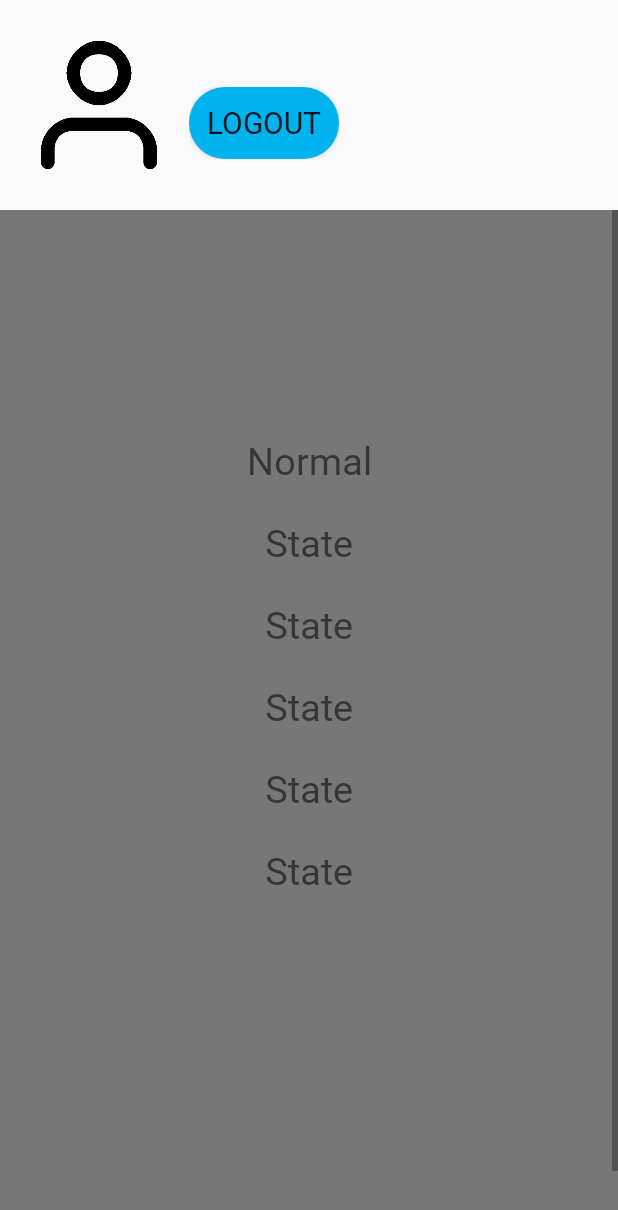
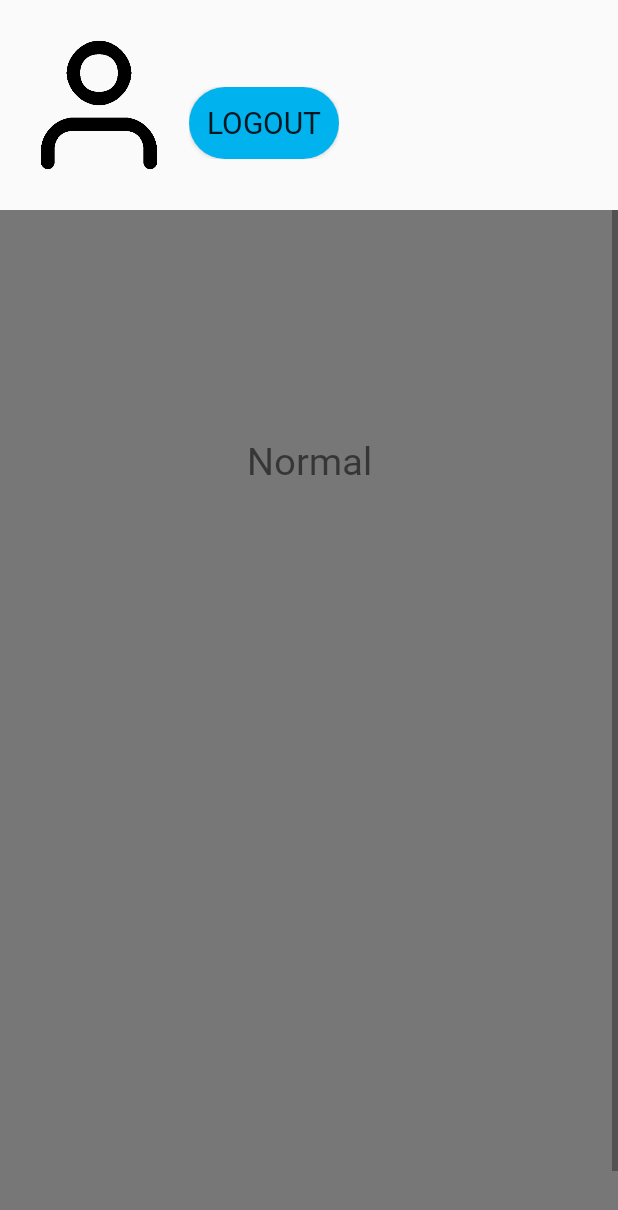
Before and after one commit to Fachidiot/NurseHERO, an Android app: the fragment FragmentMainProfile shown on its own in the app's theme, on a phone screen of 412 x 824 dp. Shown: the top 1210 px of the screen. Run offline under Robolectric (Android 15) with nearby library versions, the phone set to English and light mode, and no system bars; our stand-ins replace Firebase (no records; nobody signed in at launch, a user with empty details on screens opened directly); libraries missing offline, so code that uses them is left out: com.facebook, com.facebook.login.

Commit message:
fachidiot_07/21 90% mainAccount tab

```diff
--- a/app/src/main/java/com/fachidiot/nursehro/MainFragment/FragmentMainAccount.kt
+++ b/app/src/main/java/com/fachidiot/nursehro/MainFragment/FragmentMainAccount.kt
@@ -88,6 +88,11 @@ class FragmentMainProfile : Fragment() {
 
         LoginButton.visibility = View.VISIBLE
 
+        TextView_username.text = "Nickname"
+        TextView_Firstname.text = "Firstname"
+        TextView_Lastname.text = "Lastname"
+        TextView_Nurse.text = "Nurse"
+
         Toast.makeText(context, "Logout", Toast.LENGTH_SHORT).show()
     }
 
--- a/app/src/main/res/layout/fragment_main_account.xml
+++ b/app/src/main/res/layout/fragment_main_account.xml
@@ -145,56 +145,6 @@
                         android:textSize="25sp"
                         android:layout_marginBottom="10dp"/>
 
-                    <TextView
-                        android:layout_marginTop="10dp"
-                        android:layout_width="match_parent"
-                        android:layout_height="wrap_content"
-                        android:fontFamily="@font/vtrocore"
-                        android:gravity="center"
-                        android:text="State"
-                        android:textSize="25sp"
-                        android:layout_marginBottom="10dp"/>
-
-                    <TextView
-                        android:layout_marginTop="10dp"
-                        android:layout_width="match_parent"
-                        android:layout_height="wrap_content"
-                        android:fontFamily="@font/vtrocore"
-                        android:gravity="center"
-                        android:text="State"
-                        android:textSize="25sp"
-                        android:layout_marginBottom="10dp" />
-
-                    <TextView
-                        android:layout_marginTop="10dp"
-                        android:layout_width="match_parent"
-                        android:layout_height="wrap_content"
-                        android:fontFamily="@font/vtrocore"
-                        android:gravity="center"
-                        android:text="State"
-                        android:textSize="25sp"
-                        android:layout_marginBottom="10dp" />
-
-                    <TextView
-                        android:layout_marginTop="10dp"
-                        android:layout_width="match_parent"
-                        android:layout_height="wrap_content"
-                        android:fontFamily="@font/vtrocore"
-                        android:gravity="center"
-                        android:text="State"
-                        android:textSize="25sp"
-                        android:layout_marginBottom="10dp" />
-
-                    <TextView
-                        android:layout_marginTop="10dp"
-                        android:layout_width="match_parent"
-                        android:layout_height="wrap_content"
-                        android:fontFamily="@font/vtrocore"
-                        android:gravity="center"
-                        android:text="State"
-                        android:textSize="25sp"
-                        android:layout_marginBottom="30dp"/>
-
                 </LinearLayout>
 
             </LinearLayout>
```
